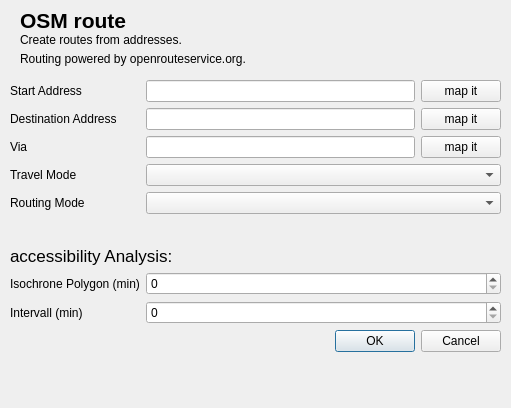
The window that OSMroute_dialog_base.ui (Geolicious/OSMroute) describes before a commit, drawn with Qt 5.
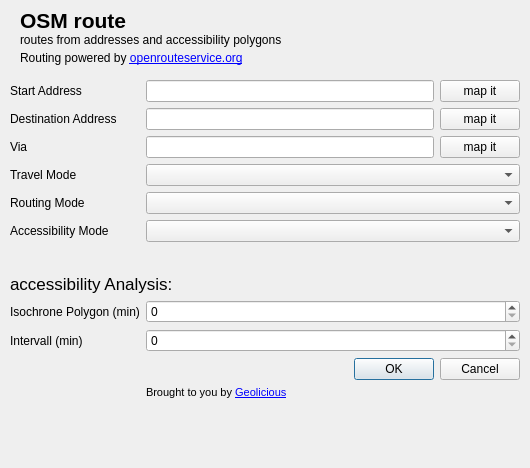
The same window after the commit. Icons and pictures are not drawn.

Commit message: new access modes implemented

Diff of the .ui file:
```diff
--- a/OSMroute_dialog_base.ui
+++ b/OSMroute_dialog_base.ui
@@ -6,8 +6,8 @@
    <rect>
     <x>0</x>
     <y>0</y>
-    <width>511</width>
-    <height>408</height>
+    <width>530</width>
+    <height>468</height>
    </rect>
   </property>
   <property name="windowTitle">
@@ -18,8 +18,8 @@
     <rect>
      <x>10</x>
      <y>80</y>
-     <width>491</width>
-     <height>320</height>
+     <width>510</width>
+     <height>381</height>
     </rect>
    </property>
    <layout class="QFormLayout" name="formLayout_2">
@@ -124,19 +124,29 @@
      <widget class="QComboBox" name="mode"/>
     </item>
     <item row="5" column="0">
-     <spacer name="horizontalSpacer_2">
-      <property name="orientation">
-       <enum>Qt::Horizontal</enum>
+     <widget class="QLabel" name="label_7">
+      <property name="text">
+       <string>Accessibility Mode</string>
       </property>
-      <property name="sizeHint" stdset="0">
-       <size>
-        <width>40</width>
-        <height>20</height>
-       </size>
-      </property>
-     </spacer>
+     </widget>
     </item>
     <item row="5" column="1">
+     <widget class="QComboBox" name="mode_access"/>
+    </item>
+    <item row="6" column="0">
+     <spacer name="horizontalSpacer_2">
+      <property name="orientation">
+       <enum>Qt::Horizontal</enum>
+      </property>
+      <property name="sizeHint" stdset="0">
+       <size>
+        <width>40</width>
+        <height>20</height>
+       </size>
+      </property>
+     </spacer>
+    </item>
+    <item row="6" column="1">
      <spacer name="horizontalSpacer">
       <property name="orientation">
        <enum>Qt::Horizontal</enum>
@@ -149,28 +159,33 @@
       </property>
      </spacer>
     </item>
-    <item row="7" column="0">
+    <item row="7" column="0" colspan="2">
+     <widget class="QLabel" name="label_3">
+      <property name="font">
+       <font>
+        <pointsize>13</pointsize>
+       </font>
+      </property>
+      <property name="text">
+       <string>accessibility Analysis:</string>
+      </property>
+     </widget>
+    </item>
+    <item row="8" column="0">
      <widget class="QLabel" name="label_13">
       <property name="text">
        <string>Isochrone Polygon (min)</string>
       </property>
      </widget>
     </item>
+    <item row="8" column="1">
+     <widget class="QSpinBox" name="time">
+      <property name="maximum">
+       <number>30</number>
+      </property>
+     </widget>
+    </item>
     <item row="9" column="0">
-     <widget class="QLabel" name="label_6">
-      <property name="font">
-       <font>
-        <family>Ubuntu</family>
-        <weight>50</weight>
-        <bold>false</bold>
-       </font>
-      </property>
-      <property name="text">
-       <string/>
-      </property>
-     </widget>
-    </item>
-    <item row="8" column="0">
      <widget class="QLabel" name="label_14">
       <property name="text">
        <string>Intervall (min)</string>
@@ -178,6 +193,27 @@
      </widget>
     </item>
     <item row="9" column="1">
+     <widget class="QSpinBox" name="interval">
+      <property name="maximum">
+       <number>30</number>
+      </property>
+     </widget>
+    </item>
+    <item row="10" column="0">
+     <widget class="QLabel" name="label_6">
+      <property name="font">
+       <font>
+        <family>Ubuntu</family>
+        <weight>50</weight>
+        <bold>false</bold>
+       </font>
+      </property>
+      <property name="text">
+       <string/>
+      </property>
+     </widget>
+    </item>
+    <item row="10" column="1">
      <widget class="QDialogButtonBox" name="button_box">
       <property name="orientation">
        <enum>Qt::Horizontal</enum>
@@ -187,29 +223,15 @@
       </property>
      </widget>
     </item>
-    <item row="7" column="1">
-     <widget class="QSpinBox" name="time">
-      <property name="maximum">
-       <number>30</number>
-      </property>
-     </widget>
-    </item>
-    <item row="8" column="1">
-     <widget class="QSpinBox" name="interval">
-      <property name="maximum">
-       <number>30</number>
-      </property>
-     </widget>
-    </item>
-    <item row="6" column="0" colspan="2">
-     <widget class="QLabel" name="label_3">
+    <item row="11" column="1">
+     <widget class="QLabel" name="label_16">
       <property name="font">
        <font>
-        <pointsize>13</pointsize>
+        <pointsize>8</pointsize>
        </font>
       </property>
       <property name="text">
-       <string>accessibility Analysis:</string>
+       <string>Brought to you by &lt;a href=&quot;http://www.geolicious.de&quot;&gt;Geolicious&lt;/a&gt;</string>
       </property>
      </widget>
     </item>
@@ -241,12 +263,12 @@
     <rect>
      <x>20</x>
      <y>30</y>
-     <width>201</width>
+     <width>491</width>
      <height>20</height>
     </rect>
    </property>
    <property name="text">
-    <string>Create routes from addresses.</string>
+    <string>routes from addresses and accessibility polygons</string>
    </property>
   </widget>
   <widget class="QLabel" name="label_10">
@@ -254,12 +276,12 @@
     <rect>
      <x>20</x>
      <y>50</y>
-     <width>301</width>
+     <width>381</width>
      <height>17</height>
     </rect>
    </property>
    <property name="text">
-    <string>Routing powered by openrouteservice.org.</string>
+    <string>Routing powered by &lt;a href=&quot;test&quot;&gt;openrouteservice.org&lt;/a&gt;</string>
    </property>
   </widget>
   <widget class="QLabel" name="label_11">
```
The commit also changes 7 other files.
